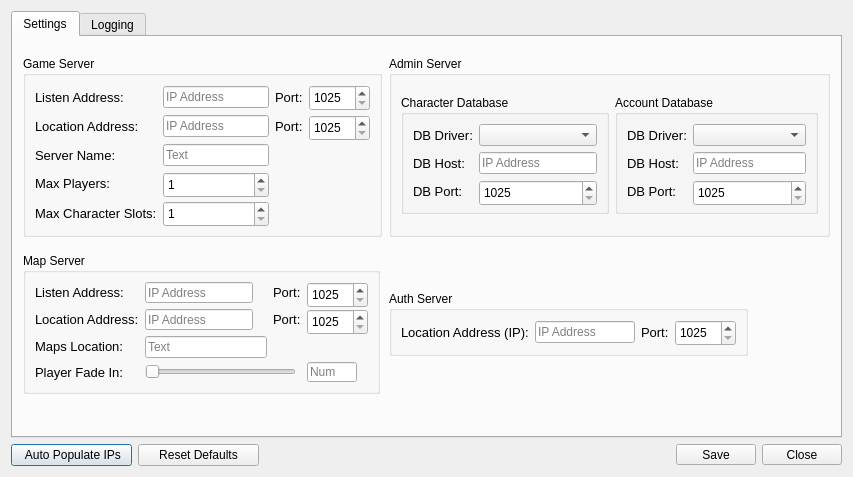
Before: the Qt Designer form Projects/CoX/Utilities/SEGSAdmin/SettingsDialog.ui in Segs/Segs, drawn with Qt 5.
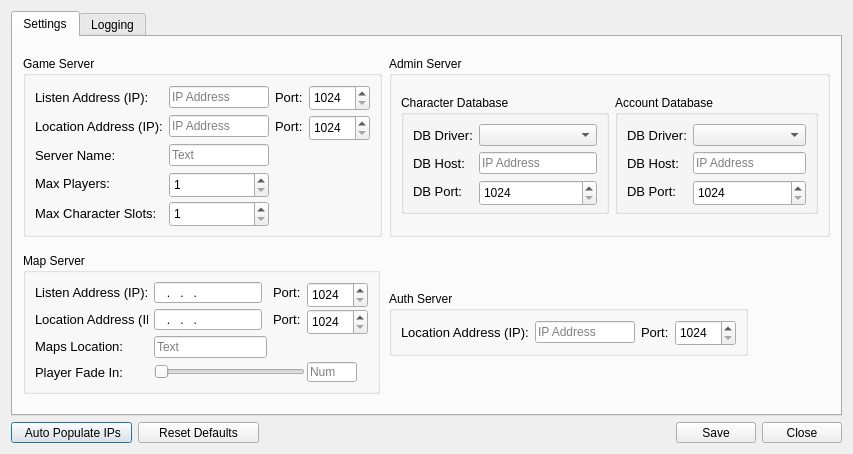
After: the same form once the commit is applied. Icons and pictures are not drawn.

```diff
--- a/Projects/CoX/Utilities/SEGSAdmin/SettingsDialog.ui
+++ b/Projects/CoX/Utilities/SEGSAdmin/SettingsDialog.ui
@@ -9,15 +9,15 @@
    <rect>
     <x>0</x>
     <y>0</y>
-    <width>853</width>
-    <height>477</height>
+    <width>849</width>
+    <height>451</height>
    </rect>
   </property>
   <property name="windowTitle">
    <string>Settings</string>
   </property>
   <layout class="QGridLayout" name="gridLayout_4">
-   <item row="0" column="0" colspan="4">
+   <item row="0" column="0" colspan="5">
     <widget class="QTabWidget" name="tabWidget">
      <property name="minimumSize">
       <size>
@@ -47,15 +47,9 @@
       <attribute name="title">
        <string>Settings</string>
       </attribute>
+      <layout class="QGridLayout" name="gridLayout_9">
+       <item row="0" column="0">
       <widget class="QGroupBox" name="game_server_box">
-       <property name="geometry">
-        <rect>
-         <x>10</x>
-         <y>19</y>
-         <width>359</width>
-         <height>181</height>
-        </rect>
-       </property>
        <property name="sizePolicy">
         <sizepolicy hsizetype="Maximum" vsizetype="Preferred">
          <horstretch>0</horstretch>
@@ -86,7 +80,7 @@
            </font>
           </property>
           <property name="text">
-           <string>Listen Address:</string>
+             <string>Listen Address (IP):</string>
           </property>
          </widget>
         </item>
@@ -133,10 +127,10 @@
            </size>
           </property>
           <property name="minimum">
-           <number>1025</number>
+             <number>1024</number>
           </property>
           <property name="maximum">
-           <number>65535</number>
+             <number>65536</number>
           </property>
          </widget>
         </item>
@@ -148,7 +142,7 @@
            </font>
           </property>
           <property name="text">
-           <string>Location Address:</string>
+             <string>Location Address (IP):</string>
           </property>
          </widget>
         </item>
@@ -201,10 +195,10 @@
            </size>
           </property>
           <property name="minimum">
-           <number>1025</number>
+             <number>1024</number>
           </property>
           <property name="maximum">
-           <number>65535</number>
+             <number>65536</number>
           </property>
          </widget>
         </item>
@@ -291,15 +285,9 @@
         </item>
        </layout>
       </widget>
+       </item>
+       <item row="0" column="1">
       <widget class="QGroupBox" name="groupBox">
-       <property name="geometry">
-        <rect>
-         <x>376</x>
-         <y>19</y>
-         <width>441</width>
-         <height>181</height>
-        </rect>
-       </property>
        <property name="minimumSize">
         <size>
          <width>441</width>
@@ -398,10 +386,10 @@
               </size>
              </property>
              <property name="minimum">
-              <number>1025</number>
+                <number>1024</number>
              </property>
              <property name="maximum">
-              <number>65535</number>
+                <number>65536</number>
              </property>
             </widget>
            </item>
@@ -490,10 +478,10 @@
               </size>
              </property>
              <property name="minimum">
-              <number>1025</number>
+                <number>1024</number>
              </property>
              <property name="maximum">
-              <number>65535</number>
+                <number>65536</number>
              </property>
             </widget>
            </item>
@@ -502,15 +490,9 @@
         </item>
        </layout>
       </widget>
+       </item>
+       <item row="1" column="0">
       <widget class="QGroupBox" name="groupBox_2">
-       <property name="geometry">
-        <rect>
-         <x>10</x>
-         <y>216</y>
-         <width>357</width>
-         <height>141</height>
-        </rect>
-       </property>
        <property name="sizePolicy">
         <sizepolicy hsizetype="Maximum" vsizetype="Preferred">
          <horstretch>0</horstretch>
@@ -541,7 +523,7 @@
            </font>
           </property>
           <property name="text">
-           <string>Listen Address:</string>
+             <string>Listen Address (IP):</string>
           </property>
          </widget>
         </item>
@@ -554,10 +536,7 @@
            </size>
           </property>
           <property name="inputMask">
-           <string/>
-          </property>
-          <property name="placeholderText">
-           <string>IP Address</string>
+             <string>000.000.000.000</string>
           </property>
          </widget>
         </item>
@@ -582,10 +561,10 @@
            </size>
           </property>
           <property name="minimum">
-           <number>1025</number>
+             <number>1024</number>
           </property>
           <property name="maximum">
-           <number>65535</number>
+             <number>65536</number>
           </property>
          </widget>
         </item>
@@ -597,7 +576,7 @@
            </font>
           </property>
           <property name="text">
-           <string>Location Address:</string>
+             <string>Location Address (IP):</string>
           </property>
          </widget>
         </item>
@@ -610,10 +589,7 @@
            </size>
           </property>
           <property name="inputMask">
-           <string/>
-          </property>
-          <property name="placeholderText">
-           <string>IP Address</string>
+             <string>000.000.000.000</string>
           </property>
          </widget>
         </item>
@@ -638,10 +614,10 @@
            </size>
           </property>
           <property name="minimum">
-           <number>1025</number>
+             <number>1024</number>
           </property>
           <property name="maximum">
-           <number>65535</number>
+             <number>65536</number>
           </property>
          </widget>
         </item>
@@ -749,15 +725,9 @@
         </item>
        </layout>
       </widget>
+       </item>
+       <item row="1" column="1">
       <widget class="QGroupBox" name="auth_server_box">
-       <property name="geometry">
-        <rect>
-         <x>376</x>
-         <y>254</y>
-         <width>359</width>
-         <height>65</height>
-        </rect>
-       </property>
        <property name="sizePolicy">
         <sizepolicy hsizetype="Maximum" vsizetype="Preferred">
          <horstretch>0</horstretch>
@@ -835,10 +805,10 @@
              </size>
             </property>
             <property name="minimum">
-             <number>1025</number>
+               <number>1024</number>
             </property>
             <property name="maximum">
-             <number>65535</number>
+               <number>65536</number>
             </property>
            </widget>
           </item>
@@ -846,6 +816,8 @@
         </item>
        </layout>
       </widget>
+       </item>
+      </layout>
      </widget>
      <widget class="QWidget" name="tab_logging">
       <attribute name="title">
@@ -1121,8 +1093,6 @@
     </widget>
    </item>
    <item row="1" column="0">
-    <layout class="QHBoxLayout" name="horizontalLayout">
-     <item>
       <widget class="QPushButton" name="ip_auto_populate">
        <property name="minimumSize">
         <size>
@@ -1149,7 +1119,7 @@
        </property>
       </widget>
      </item>
-     <item>
+   <item row="1" column="1">
       <widget class="QPushButton" name="reset_defaults">
        <property name="minimumSize">
         <size>
@@ -1171,22 +1141,20 @@
        </property>
       </widget>
      </item>
-    </layout>
-   </item>
-   <item row="1" column="1">
+   <item row="1" column="2">
     <spacer name="horizontalSpacer">
      <property name="orientation">
       <enum>Qt::Horizontal</enum>
      </property>
      <property name="sizeHint" stdset="0">
       <size>
-       <width>398</width>
-       <height>20</height>
+       <width>402</width>
+       <height>17</height>
       </size>
      </property>
     </spacer>
    </item>
-   <item row="1" column="2">
+   <item row="1" column="3">
     <widget class="QPushButton" name="settings_save_button">
      <property name="minimumSize">
       <size>
@@ -1205,8 +1173,14 @@
      </property>
     </widget>
    </item>
-   <item row="1" column="3">
+   <item row="1" column="4">
     <widget class="QDialogButtonBox" name="buttonBox">
+     <property name="sizePolicy">
+      <sizepolicy hsizetype="Minimum" vsizetype="Fixed">
+       <horstretch>0</horstretch>
+       <verstretch>0</verstretch>
+      </sizepolicy>
+     </property>
      <property name="minimumSize">
       <size>
        <width>80</width>
```
Lines whose indentation alone changed are shown as unchanged.
